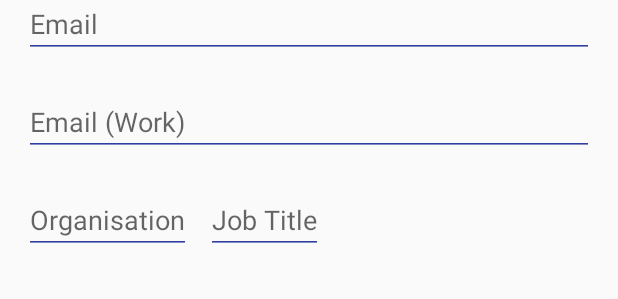
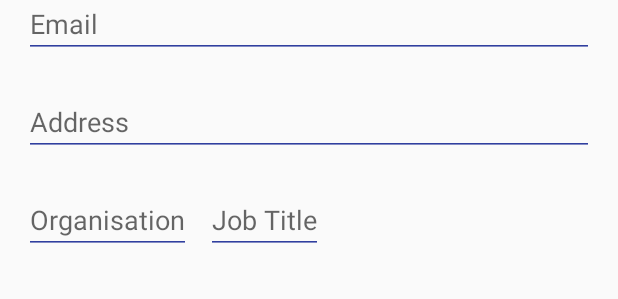
Before and after one commit to aneeshverma04/The-Boring-Qr, an Android app: the layout activity_contact_form.xml on its own in the app's theme, with its tools: preview values and no code run, on a phone screen of 412 x 824 dp. Shown: the part 431-730 px from the top of the screen. Run offline under Robolectric (Android 15) with nearby library versions, the phone set to English and light mode, and no system bars.

Commit message:
Working Form and QR

```diff
--- a/app/src/main/res/layout/activity_contact_form.xml
+++ b/app/src/main/res/layout/activity_contact_form.xml
@@ -63,14 +63,14 @@
             android:inputType="textEmailAddress" />
 
         <EditText
-            android:id="@+id/email2Text"
+            android:id="@+id/address"
             android:layout_width="fill_parent"
             android:layout_height="wrap_content"
             android:layout_marginBottom="10dp"
             android:layout_marginTop="10dp"
             android:backgroundTint="@color/colorPrimaryDark"
-            android:hint="Email (Work)"
-            android:inputType="textEmailAddress" />
+            android:hint="Address"
+            android:inputType="textPostalAddress" />
 
 
 
```
Also changed, not shown: app/src/main/java/irobinz/tk/TheBoringQR/MainActivity.java (+9 -14 lines), app/src/main/java/irobinz/tk/TheBoringQR/contact_form.java (+37 -4 lines).
